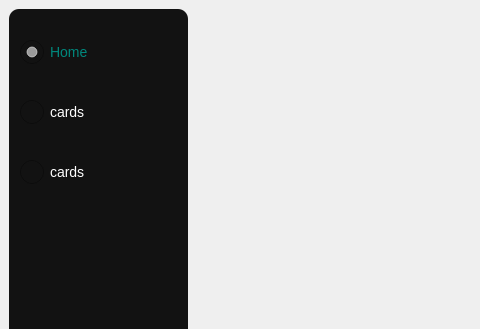
The window that bank/userwidget.ui (msmahdinejad/Simple-Bank) describes before a commit, drawn with Qt 5; both pictures show x 0 to 480 and y 0 to 329 of the 800 by 627 pixel window.
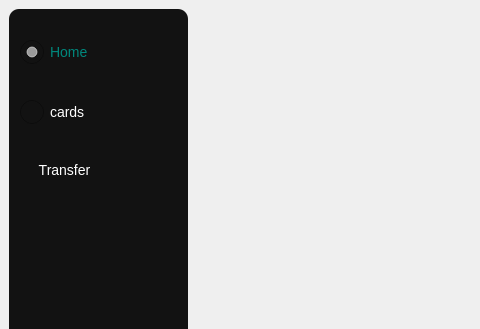
The same window after the commit. Icons and pictures are not drawn.

Commit message: Transfer-class UI & back-end added!

The edit to the form file:
```diff
--- a/bank/userwidget.ui
+++ b/bank/userwidget.ui
@@ -127,37 +127,27 @@
           <bool>false</bool>
          </property>
         </widget>
-        <widget class="QRadioButton" name="radioButton_3">
+        <widget class="QPushButton" name="pushButton">
          <property name="geometry">
           <rect>
-           <x>10</x>
-           <y>150</y>
-           <width>159</width>
-           <height>25</height>
+           <x>0</x>
+           <y>140</y>
+           <width>111</width>
+           <height>41</height>
           </rect>
          </property>
-         <property name="font">
-          <font>
-           <family>Arial</family>
-           <pointsize>-1</pointsize>
-           <bold>false</bold>
-          </font>
-         </property>
-         <property name="styleSheet">
-          <string notr="true">QRadioButton::indicator { width: 25px; height: 25px; }
-QRadioButton::indicator::unchecked { image: url(:/images/images/search.png);}
-QRadioButton::indicator::checked { image: url(:/images/images/search2.png);}
-QRadioButton:checked
-{
-font-weight: bold;
-	color: rgb(0, 135, 124);
-}</string>
-         </property>
          <property name="text">
-          <string>cards</string>
+          <string>Transfer</string>
          </property>
-         <property name="checked">
-          <bool>false</bool>
+         <property name="icon">
+          <iconset resource="res.qrc">
+           <normaloff>:/images/money.png</normaloff>:/images/money.png</iconset>
+         </property>
+         <property name="iconSize">
+          <size>
+           <width>30</width>
+           <height>30</height>
+          </size>
          </property>
         </widget>
        </widget>
```
The commit also changes 29 other files.
